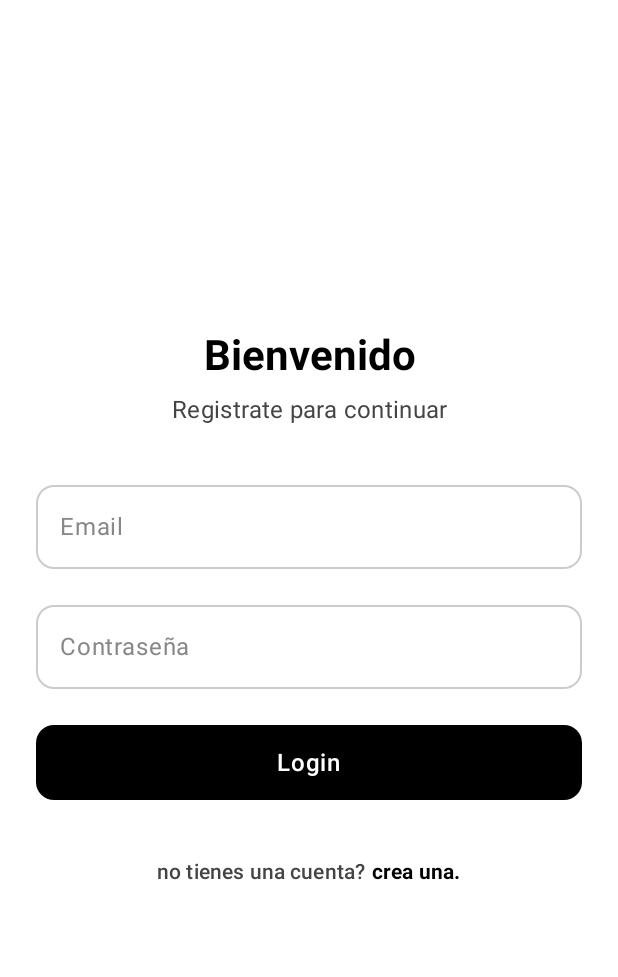
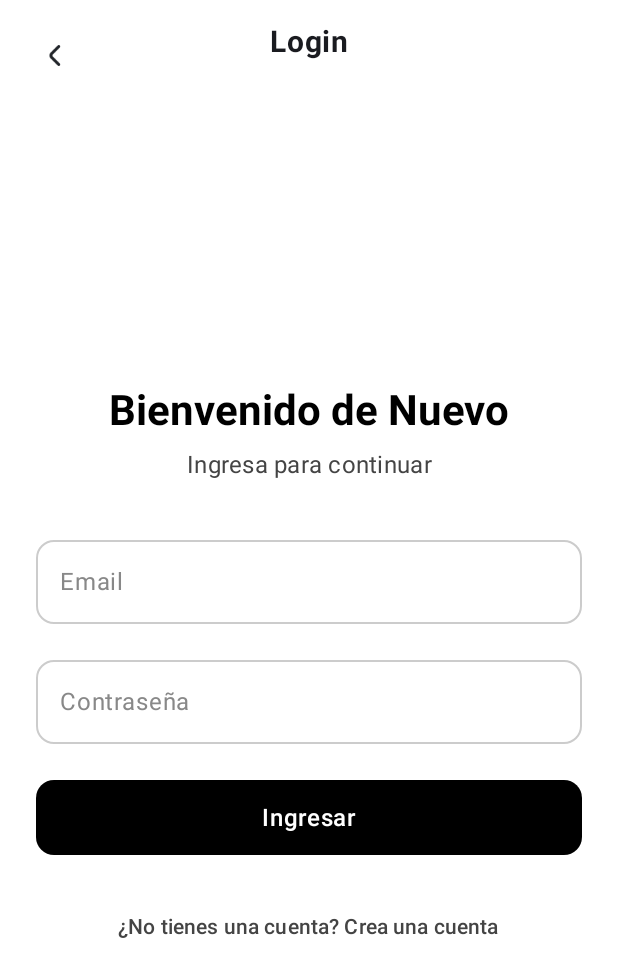
Before and after one commit to m0osshu/KMdigital, an Android app built with Jetpack Compose: the composable LoginScreen shown on its own in the app's theme, on a phone screen of 412 x 824 dp. Shown: the top 977 px of the screen. Run offline under Robolectric (Android 15) with nearby library versions, the phone set to English and light mode, and no system bars; our stand-ins replace Firebase (no records; nobody signed in at launch, a user with empty details on screens opened directly); 1 statement that could not run was skipped.

Commit message:
KMdigital FINAL

```diff
--- a/app/src/main/java/com/example/myautoo/ui/feature/auth/LoginScreen.kt
+++ b/app/src/main/java/com/example/myautoo/ui/feature/auth/LoginScreen.kt
@@ -1,6 +1,5 @@
 package com.example.myautoo.ui.feature.auth
 
-import androidx.compose.foundation.background
 import androidx.compose.foundation.layout.*
 import androidx.compose.foundation.shape.RoundedCornerShape
 import androidx.compose.material3.*
@@ -14,8 +13,10 @@ import androidx.compose.ui.text.style.TextAlign
 import androidx.compose.ui.unit.dp
 import androidx.compose.ui.unit.sp
 import androidx.navigation.NavController
+import com.example.myautoo.R
 import com.example.myautoo.ui.viewModel.AuthViewModel
 
+@OptIn(ExperimentalMaterial3Api::class)
 @Composable
 fun LoginScreen(navController: NavController, authViewModel: AuthViewModel) {
     var email by remember { mutableStateOf("") }
@@ -32,21 +33,26 @@ fun LoginScreen(navController: NavController, authViewModel: AuthViewModel) {
         }
     }
 
-    Surface(
-        modifier = Modifier
-            .fillMaxSize()
-            .background(Color.White),
-        color = Color.White
-    ) {
+    Scaffold(
+        topBar = {
+            AuthHeader(
+                title = "Login",
+                backIconRes = R.drawable.back2,
+                onBack = { navController.popBackStack() }
+            )
+        },
+        containerColor = Color.White
+    ) { paddingValues ->
         Column(
             modifier = Modifier
                 .fillMaxSize()
+                .padding(paddingValues)
                 .padding(horizontal = 24.dp),
             verticalArrangement = Arrangement.Center,
             horizontalAlignment = Alignment.CenterHorizontally
         ) {
             Text(
-                text = "Bienvenido",
+                text = "Bienvenido de Nuevo",
                 style = MaterialTheme.typography.headlineMedium.copy(
                     fontWeight = FontWeight.Bold,
                     fontSize = 28.sp,
@@ -58,7 +64,7 @@ fun LoginScreen(navController: NavController, authViewModel: AuthViewModel) {
             Spacer(modifier = Modifier.height(8.dp))
 
             Text(
-                text = "Registrate para continuar",
+                text = "Ingresa para continuar",
                 style = MaterialTheme.typography.bodyMedium.copy(
                     color = Color.DarkGray,
                     fontSize = 16.sp
@@ -116,7 +122,7 @@ fun LoginScreen(navController: NavController, authViewModel: AuthViewModel) {
                     )
                 ) {
                     Text(
-                        "Login",
+                        "Ingresar",
                         style = MaterialTheme.typography.bodyLarge.copy(
                             fontWeight = FontWeight.SemiBold
                         )
@@ -136,16 +142,13 @@ fun LoginScreen(navController: NavController, authViewModel: AuthViewModel) {
 
             Spacer(modifier = Modifier.height(24.dp))
 
-            TextButton(onClick = { navController.navigate("register") }) {
-                Text(
-                    "no tienes una cuenta? ",
-                    color = Color.DarkGray
-                )
-                Text(
-                    "crea una.",
-                    color = Color.Black,
-                    fontWeight = FontWeight.Bold
-                )
+            TextButton(onClick = {
+                navController.navigate("register") {
+                    popUpTo("login") { inclusive = true }
+                }
+            }) {
+                Text("¿No tienes una cuenta? " +
+                        "Crea una cuenta", color = Color.DarkGray)
             }
         }
     }
```
Also changed, not shown: app/src/main/java/com/example/myautoo/ui/feature/auth/ProfileScreen.kt (+9 -25 lines), app/src/main/java/com/example/myautoo/ui/feature/auth/RegisterScreen.kt (+18 -8 lines).
